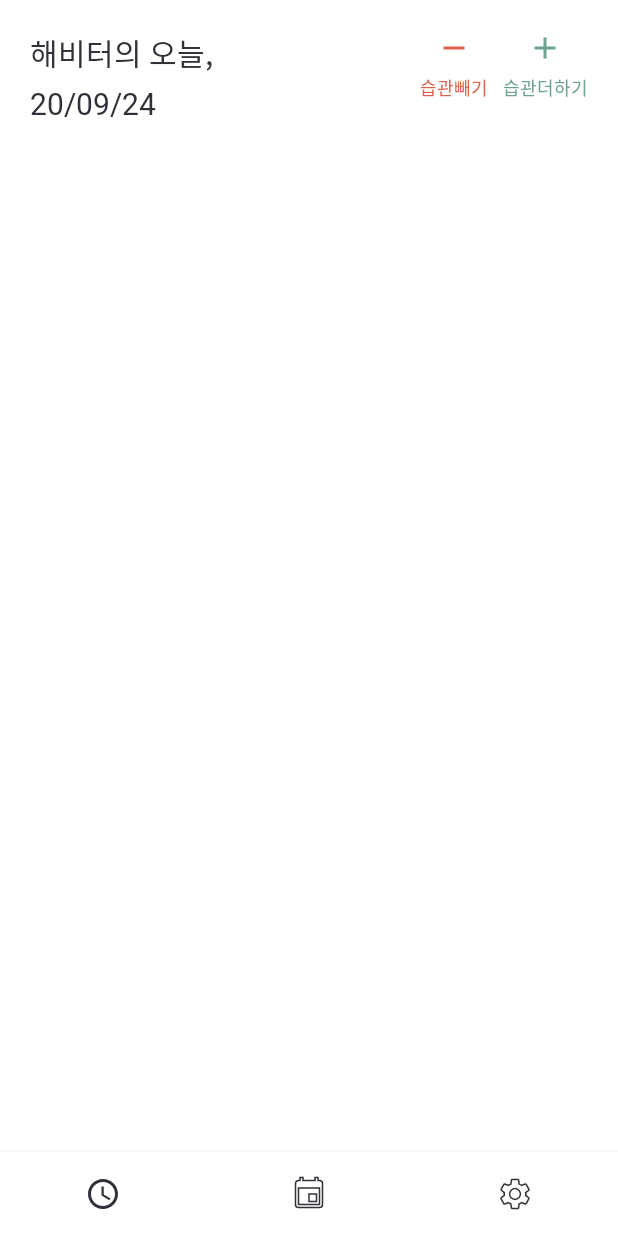
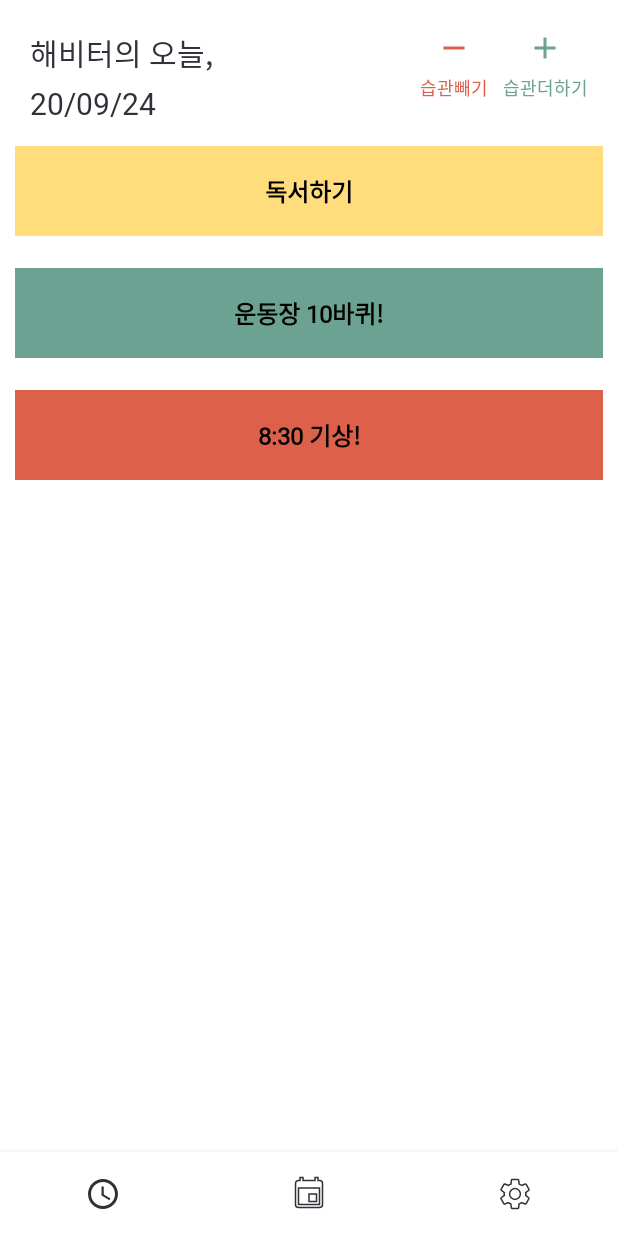
Before and after one commit to JiYoungDo/Habitter, an Android app: the HabitLogActivity screen opened directly, with no data from a screen before it, on a phone screen of 412 x 824 dp. Run offline under Robolectric (Android 15) with nearby library versions, the phone set to English and light mode, and no system bars.

Commit message:
add today_fragment

```diff
--- a/app/src/main/AndroidManifest.xml
+++ b/app/src/main/AndroidManifest.xml
@@ -20,7 +20,6 @@
                 <category android:name="android.intent.category.LAUNCHER" />
             </intent-filter>
         </activity>
-        <activity android:name=".Main.MainActivity" />
     </application>
 
 </manifest>
--- a/app/src/main/java/com/Carrie/habitter/HabitLog/HabitLogActivity.java
+++ b/app/src/main/java/com/Carrie/habitter/HabitLog/HabitLogActivity.java
@@ -1,10 +1,17 @@
 package com.Carrie.habitter.HabitLog;
 
+import androidx.annotation.NonNull;
 import androidx.appcompat.app.AppCompatActivity;
 
 import android.os.Bundle;
+import android.view.MenuItem;
+import android.view.View;
+import android.widget.FrameLayout;
 import android.widget.TextView;
 
+import com.Carrie.habitter.HabitLog_calendar_fragment.Calendar_Fragment;
+import com.Carrie.habitter.HabitLog_setting_fragment.Setting_Fragment;
+import com.Carrie.habitter.HabitLog_today_fragment.Today_Fragment;
 import com.Carrie.habitter.R;
 import com.google.android.material.bottomnavigation.BottomNavigationView;
 
@@ -17,6 +24,11 @@ public class HabitLogActivity extends AppCompatActivity {
     TextView date;
 
     BottomNavigationView bottomNavigationView;
+    FrameLayout fl;
+
+    Setting_Fragment setting_fragment;
+    Calendar_Fragment calendar_fragment;
+    Today_Fragment today_fragment;
 
     @Override
     protected void onCreate(Bundle savedInstanceState) {
@@ -25,12 +37,18 @@ public class HabitLogActivity extends AppCompatActivity {
 
         nick_name = findViewById(R.id.habit_log_tv_nickname_title);
         date = findViewById(R.id.habit_log_tv_date);
-        bottomNavigationView  = findViewById(R.id.activity_bnv);
+        bottomNavigationView  = findViewById(R.id.habit_log_activity_bnv);
+//        fl = findViewById(R.id.habit_log_activity_fl);
         bottomNavigationView.setItemIconTintList(null);
+
+        setting_fragment = new Setting_Fragment();
+        calendar_fragment = new Calendar_Fragment();
+        today_fragment = new Today_Fragment();
+
 
         // nick_name 을 가져온 후 "의 하루"를 붙여 준다.
 
-        // time 보여주기
+        // time 텍스트 날짜 정보 가져와서 세팅
         long now = System.currentTimeMillis();
         Date mDate = new Date(now);
         SimpleDateFormat simpleDate = new SimpleDateFormat("yy/MM/dd");
@@ -38,6 +56,37 @@ public class HabitLogActivity extends AppCompatActivity {
         date.setText(getTime);
 
 
+        // 제일 처음 띄어줄 뷰 세팅
+        getSupportFragmentManager().beginTransaction()
+                .replace(R.id.habit_log_activity_fl,today_fragment).commitAllowingStateLoss();
+
+        //bottom icon 선택시 프레그 먼트 띄우기 / 리스너 추가
+        bottomNavigationView.setOnNavigationItemSelectedListener(new BottomNavigationView.OnNavigationItemSelectedListener() {
+            @Override
+            public boolean onNavigationItemSelected(@NonNull MenuItem menuItem) {
+                switch (menuItem.getItemId()) {
+                    case R.id.menu_clock_item: {
+                        getSupportFragmentManager().beginTransaction()
+                                .replace(R.id.habit_log_activity_fl, today_fragment).commitAllowingStateLoss();
+
+                        return true;
+                    }
+                    case R.id.menu_calendar_item: {
+                        getSupportFragmentManager().beginTransaction()
+                                .replace(R.id.habit_log_activity_fl, calendar_fragment).commitAllowingStateLoss();
+                        return true;
+                    }
+                    case R.id.menu_setting_item: {
+                        getSupportFragmentManager().beginTransaction()
+                                .replace(R.id.habit_log_activity_fl, setting_fragment).commitAllowingStateLoss();
+                        return true;
+                    }
+                    default:
+                        return false;
+                }
+            }
+        });
+
 
     }
 }
--- /dev/null
+++ b/app/src/main/java/com/Carrie/habitter/HabitLog_today_fragment/Habit_Item.java
@@ -0,0 +1,27 @@
+package com.Carrie.habitter.HabitLog_today_fragment;
+
+public class Habit_Item {
+    private String habit_title;
+    private int habit_color;
+
+    public Habit_Item(String habit_title, int habit_color) {
+        this.habit_title = habit_title;
+        this.habit_color = habit_color;
+    }
+
+    public String getHabit_title() {
+        return habit_title;
+    }
+
+    public void setHabit_title(String habit_title) {
+        this.habit_title = habit_title;
+    }
+
+    public int getHabit_color() {
+        return habit_color;
+    }
+
+    public void setHabit_color(int habit_color) {
+        this.habit_color = habit_color;
+    }
+}
--- /dev/null
+++ b/app/src/main/java/com/Carrie/habitter/HabitLog_today_fragment/Habit_Item_Adapter.java
@@ -0,0 +1,83 @@
+package com.Carrie.habitter.HabitLog_today_fragment;
+
+import android.content.Context;
+import android.graphics.drawable.Drawable;
+import android.view.LayoutInflater;
+import android.view.View;
+import android.view.ViewGroup;
+import android.widget.AdapterView;
+import android.widget.TextView;
+
+import androidx.annotation.NonNull;
+import androidx.recyclerview.widget.RecyclerView;
+
+import com.Carrie.habitter.R;
+
+import java.util.ArrayList;
+
+public class Habit_Item_Adapter extends  RecyclerView.Adapter<Habit_Item_Adapter.Habit_Item_ViewHolder>{
+
+    private ArrayList<Habit_Item> mList;
+    Context context;
+
+    // 리스너 인터페이스 정의하기
+    public interface OnItemClickListener
+    {
+        void onItemClick(View v,int pos);
+    }
+
+    // 전달된 객체 저장할 변수
+    private Habit_Item_Adapter.OnItemClickListener mListener = null;
+    // 리스너 객체 전달 메서드
+    public void setOnItemClickListener(OnItemClickListener listener)
+    { this.mListener = listener; }
+
+
+    public class Habit_Item_ViewHolder extends  RecyclerView.ViewHolder
+    {
+        protected TextView habit_title;
+
+        public Habit_Item_ViewHolder(View view)
+        {
+            super(view);
+            this.habit_title = view.findViewById(R.id.today_fm_habit_item);
+
+            // 뷰홀더가 만들어지는 시점에 클릭 이벤트 처리
+            view.setOnClickListener(new View.OnClickListener() {
+                @Override
+                public void onClick(View v) {
+                    int pos = getAdapterPosition();
+                    if(pos != RecyclerView.NO_POSITION)
+                    {
+                        mListener.onItemClick(v,pos);
+                    }
+                }
+            });
+        }
+    }
+
+    public Habit_Item_Adapter(ArrayList<Habit_Item> mList) {
+        this.mList = mList;
+    }
+
+    @NonNull
+    @Override
+    public Habit_Item_Adapter.Habit_Item_ViewHolder onCreateViewHolder(@NonNull ViewGroup parent, int viewType) {
+        View view = LayoutInflater.from(parent.getContext())
+                .inflate(R.layout.today_fm_habit_item,parent,false);
+        Habit_Item_Adapter.Habit_Item_ViewHolder viewHolder = new  Habit_Item_Adapter.Habit_Item_ViewHolder(view);
+        this.context =parent.getContext();
+        return viewHolder;
+    }
+
+    @Override
+    public void onBindViewHolder(@NonNull Habit_Item_Adapter.Habit_Item_ViewHolder holder, int position) {
+
+        holder.habit_title.setText(mList.get(position).getHabit_title());
+        holder.habit_title.setBackgroundColor(mList.get(position).getHabit_color());
+    }
+
+    @Override
+    public int getItemCount() {
+        return (null != mList ? mList.size() : 0); }
+}
--- /dev/null
+++ b/app/src/main/java/com/Carrie/habitter/HabitLog_today_fragment/Today_Fragment.java
@@ -0,0 +1,85 @@
+package com.Carrie.habitter.HabitLog_today_fragment;
+
+import android.content.Context;
+import android.os.Bundle;
+import android.view.LayoutInflater;
+import android.view.View;
+import android.view.ViewGroup;
+import android.widget.LinearLayout;
+import android.widget.Toast;
+
+import androidx.annotation.NonNull;
+import androidx.annotation.Nullable;
+import androidx.fragment.app.Fragment;
+import androidx.recyclerview.widget.DividerItemDecoration;
+import androidx.recyclerview.widget.LinearLayoutManager;
+import androidx.recyclerview.widget.RecyclerView;
+
+import com.Carrie.habitter.HabitLog.HabitLogActivity;
+import com.Carrie.habitter.R;
+
+import java.util.ArrayList;
+
+public class Today_Fragment extends Fragment {
+
+    ViewGroup viewGroup;
+    HabitLogActivity mainActivity;
+    RecyclerView recyclerView;
+    Habit_Item_Adapter habit_item_adapter;
+    ArrayList mArrayList;
+
+    @Override
+    public void onAttach(@NonNull Context context) {
+        super.onAttach(context);
+        mainActivity = (HabitLogActivity)getActivity();
+    }
+
+    @Override
+    public void onDetach() {
+        super.onDetach();
+        mainActivity =null;
+    }
+
+    @Nullable
+    @Override
+    public View onCreateView(@NonNull LayoutInflater inflater, @Nullable ViewGroup container, @Nullable Bundle savedInstanceState) {
+        viewGroup = (ViewGroup) inflater.inflate(R.layout.today_fragment,container,false);
+
+        recyclerView = viewGroup.findViewById(R.id.today_fm_habit_name_rv);
+        LinearLayoutManager linearLayoutManager = new LinearLayoutManager(mainActivity,LinearLayoutManager.VERTICAL,false);
+        recyclerView.setLayoutManager(linearLayoutManager);
+
+        mArrayList = new ArrayList<>();
+
+        DividerItemDecoration dividerItemDecoration = new DividerItemDecoration(recyclerView.getContext(),
+                linearLayoutManager.getOrientation());
+        recyclerView.addItemDecoration(dividerItemDecoration);
+
+        // dummy 넣어서 보이게 해보기.
+        int color_1 = getResources().getColor(R.color.colorAccent);
+        int color_2 = getResources().getColor(R.color.colorPrimaryDark);
+        int color_3 = getResources().getColor(R.color.colorHotCoral);
+        Habit_Item habit_item = new Habit_Item("독서하기",color_1);
+        Habit_Item habit_item2 = new Habit_Item("운동장 10바퀴!",color_2);
+        Habit_Item habit_item3 = new Habit_Item("8:30 기상!",color_3);
+
+        mArrayList.add(habit_item);
+        mArrayList.add(habit_item2);
+        mArrayList.add(habit_item3);
+
+        habit_item_adapter = new Habit_Item_Adapter(mArrayList);
+        recyclerView.setAdapter(habit_item_adapter);
+        habit_item_adapter.setOnItemClickListener(new Habit_Item_Adapter.OnItemClickListener() {
+            @Override
+            public void onItemClick(View v, int pos) {
+                Toast.makeText(getContext(),"클릭!",Toast.LENGTH_LONG).show();
+            }
+        });
+
+        habit_item_adapter.notifyDataSetChanged();
+        return viewGroup;
+    }
+
+
+
+}
--- a/app/src/main/res/layout/activity_habit_log.xml
+++ b/app/src/main/res/layout/activity_habit_log.xml
@@ -64,7 +64,7 @@
         android:layout_marginRight="10dp"/>
 
     <FrameLayout
-        android:id="@+id/activity_fl"
+        android:id="@+id/habit_log_activity_fl"
         android:layout_width="match_parent"
         android:layout_height="0dp"
         app:layout_constraintTop_toBottomOf="@id/habit_log_tv_btn_add_habit"
@@ -72,11 +72,11 @@
         app:layout_constraintRight_toRightOf="parent"
         android:layout_marginTop="20dp"
         android:layout_marginBottom="20dp"
-        app:layout_constraintBottom_toTopOf="@+id/activity_bnv"/>
+        app:layout_constraintBottom_toTopOf="@+id/habit_log_activity_bnv"/>
 
 
     <com.google.android.material.bottomnavigation.BottomNavigationView
-        android:id="@+id/activity_bnv"
+        android:id="@+id/habit_log_activity_bnv"
         android:layout_width="match_parent"
         android:layout_height="wrap_content"
         android:foregroundGravity="center"
--- a/app/src/main/res/layout/activity_register.xml
+++ b/app/src/main/res/layout/activity_register.xml
@@ -63,7 +63,7 @@
 
             <Button
                 android:id="@+id/register_tv_btn_start_with_analysis"
-                android:layout_width="200dp"
+                android:layout_width="220dp"
                 android:layout_height="wrap_content"
                 android:padding="20dp"
                 android:text="@string/register_with_analysis"
@@ -82,7 +82,7 @@
 
             <Button
                 android:id="@+id/register_tv_btn_start_without_analysis"
-                android:layout_width="200dp"
+                android:layout_width="220dp"
                 android:layout_height="wrap_content"
                 android:padding="20dp"
                 android:text="@string/register_without_analysis"
@@ -103,7 +103,7 @@
 
             <Button
                 android:id="@+id/register_tv_btn_how_to_use"
-                android:layout_width="200dp"
+                android:layout_width="220dp"
                 android:layout_height="wrap_content"
                 android:padding="20dp"
                 android:text="@string/how_to_use"
--- /dev/null
+++ b/app/src/main/res/layout/today_fm_habit_item.xml
@@ -0,0 +1,24 @@
+<?xml version="1.0" encoding="utf-8"?>
+<androidx.constraintlayout.widget.ConstraintLayout
+    xmlns:android="http://schemas.android.com/apk/res/android"
+    android:layout_width="match_parent"
+    android:layout_height="wrap_content"
+    android:padding="10dp"
+    xmlns:app="http://schemas.android.com/apk/res-auto">
+
+    <TextView
+        android:id="@+id/today_fm_habit_item"
+        android:layout_width="match_parent"
+        android:layout_height="60dp"
+        android:background="@drawable/round_background"
+        app:layout_constraintTop_toTopOf="parent"
+        android:text="두피마사지"
+        android:textSize="16sp"
+        android:textStyle="bold"
+        android:textColor="@color/colorBlack"
+        android:gravity="center"
+        android:fontFamily="@font/a_lignt_font"
+  />
+
+
+</androidx.constraintlayout.widget.ConstraintLayout>
--- /dev/null
+++ b/app/src/main/res/layout/today_fragment.xml
@@ -0,0 +1,15 @@
+<?xml version="1.0" encoding="utf-8"?>
+<androidx.constraintlayout.widget.ConstraintLayout
+    xmlns:android="http://schemas.android.com/apk/res/android"
+    android:layout_width="match_parent"
+    android:layout_height="match_parent"
+    xmlns:app="http://schemas.android.com/apk/res-auto">
+
+   <androidx.recyclerview.widget.RecyclerView
+       android:id="@+id/today_fm_habit_name_rv"
+       android:layout_width="match_parent"
+       android:layout_height="wrap_content"
+       app:layout_constraintTop_toTopOf="parent"/>
+
+
+</androidx.constraintlayout.widget.ConstraintLayout>
```
Also changed, not shown: app/src/main/java/com/Carrie/habitter/HabitLog_calendar_fragment/Calendar_Fragment.java (added, +39 -0 lines), app/src/main/java/com/Carrie/habitter/HabitLog_setting_fragment/Setting_Fragment.java (added, +42 -0 lines), app/src/main/java/com/Carrie/habitter/Main/MainActivity.java (deleted, +0 -16 lines), app/src/main/java/com/Carrie/habitter/Register/RegisterActivity.java (+19 -0 lines), app/src/main/res/layout/activity_main.xml (deleted, +0 -10 lines), app/src/main/res/layout/calendar_fragment.xml (added, +21 -0 lines), app/src/main/res/layout/setting_fragment.xml (added, +21 -0 lines).
